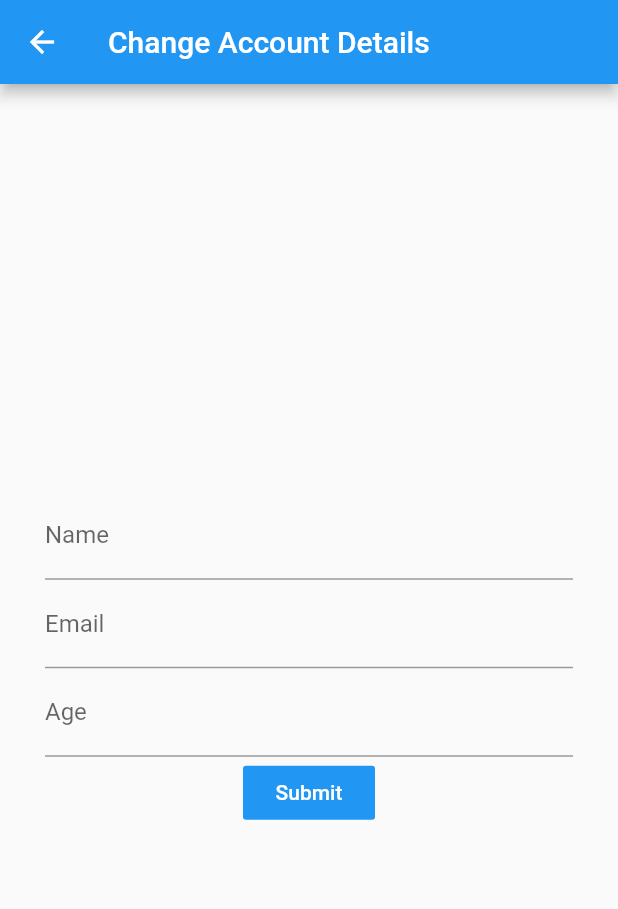
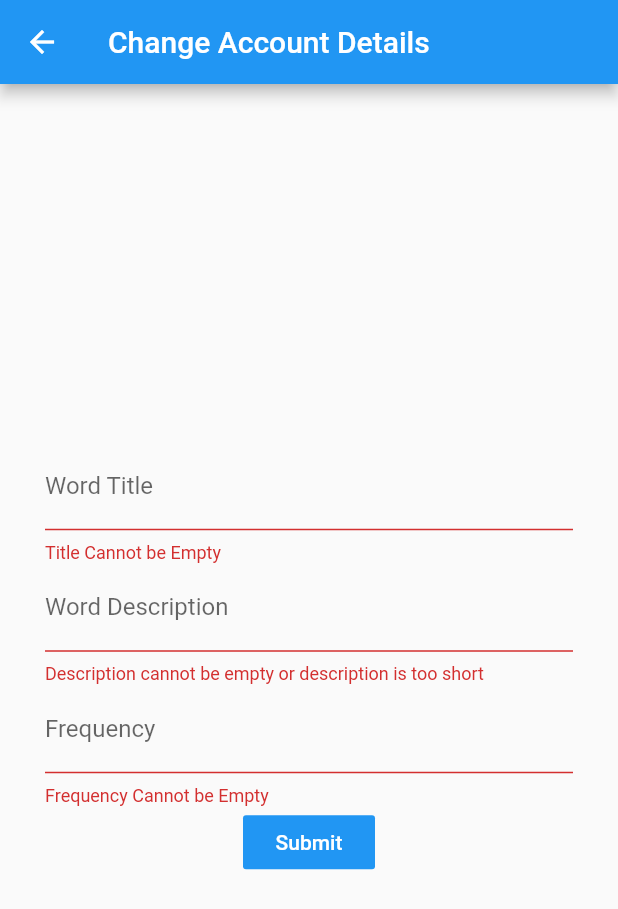
Before and after one commit to KingsleyUsoroeno/Flutter-and-local-Storage, a Flutter app: the SettingsScreen screen opened by its route, after a tap on "Submit", on a phone screen of 412 x 824 dp. Shown: the top 909 px of the screen. Run offline on Flutter 3.47's test engine with Material 2 defaults, Android fonts, the phone set to English and light mode, and no system bars; our stand-ins replace shared_preferences, sqflite; accounts and stored records are empty.

Commit message:
Added impl to add words to db and show on ListView

```diff
--- a/lib/src/db/database_helpers.dart
+++ b/lib/src/db/database_helpers.dart
@@ -1,5 +1,6 @@
 import 'dart:io';
 
+import 'package:flutter/material.dart';
 import 'package:flutter_state_management/src/models/word.dart';
 import 'package:flutter_state_management/src/utils/constants.dart';
 import 'package:path/path.dart';
@@ -7,7 +8,7 @@ import 'package:path_provider/path_provider.dart';
 import 'package:sqflite/sqflite.dart';
 
 // singleton class to manage the database
-class DatabaseHelper {
+class DatabaseHelper extends ChangeNotifier {
   // This is the actual database filename that is saved in the docs directory.
   static final _databaseName = "MyDatabase.db";
 
--- a/lib/src/screens/settings.dart
+++ b/lib/src/screens/settings.dart
@@ -1,12 +1,12 @@
 import 'package:flutter/material.dart';
-import 'package:flutter_state_management/data_repository.dart';
-import 'package:provider/provider.dart';
+import 'package:flutter_state_management/src/db/database_helpers.dart';
+import 'package:flutter_state_management/src/models/word.dart';
 
 class SettingsScreen extends StatelessWidget {
   static const String id = "SettingsScreen";
 
   final formKey = GlobalKey<FormState>();
-  final Map<String, dynamic> data = {"name": "", "email": "", "age": 0};
+  final Map<String, dynamic> formData = {"word": "", "description": "", "frequency": 0};
 
   @override
   Widget build(BuildContext context) {
@@ -19,6 +19,7 @@ class SettingsScreen extends StatelessWidget {
           padding: EdgeInsets.symmetric(vertical: 20, horizontal: 30),
           child: Form(
             key: formKey,
+            child: SingleChildScrollView(
               child: Column(
                 mainAxisAlignment:
                 MainAxisAlignment.center, // centers our column vertically
@@ -26,24 +27,31 @@ class SettingsScreen extends StatelessWidget {
                 CrossAxisAlignment.center, // centers our column horizontally
                 children: <Widget>[
                   TextFormField(
-                  decoration: InputDecoration(labelText: 'Name'),
-                  onSaved: (input) => data['name'] = input,
+                    decoration: InputDecoration(labelText: 'Word Title'),
+                    onSaved: (input) => formData['word'] = input,
+                    validator: (String title){
+                      return title.isEmpty ? "Title Cannot be Empty" : null;
+                    },
                   ),
                   TextFormField(
-                  decoration: InputDecoration(labelText: 'Email'),
-                  onSaved: (input) => data['email'] = input,
-                  keyboardType: TextInputType.emailAddress,
+                    decoration: InputDecoration(labelText: 'Word Description'),
+                    onSaved: (input) => formData['description'] = input,
+                    keyboardType: TextInputType.text,
+                    validator: (String description){
+                      return description.isEmpty || description.length < 10 ? "Description cannot be empty or description is too short" : null;
+                    },
                   ),
                   TextFormField(
-                  decoration: InputDecoration(labelText: 'Age'),
-                  onSaved: (input) => data['age'] = int.parse(input),
+                    decoration: InputDecoration(labelText: 'Frequency'),
+                    onSaved: (input) => formData['frequency'] = int.parse(input),
                     keyboardType: TextInputType.number,
+                    validator: (String frequency){
+                      return frequency.isEmpty ? "Frequency Cannot be Empty" : null;
+                    },
                   ),
                   FlatButton(
                     onPressed: () {
-                    formKey.currentState.save();
-                    Provider.of<DataRepository>(context).updateAccount(data);
-                    formKey.currentState.reset();
+                      saveWord();
                     },
                     child: Text('Submit'),
                     color: Colors.blue,
@@ -51,9 +59,34 @@ class SettingsScreen extends StatelessWidget {
                   )
                 ],
               ),
+            )
           ),
         ),
       ),
     );
   }
+
+  saveWord() {
+    print('Saving Word!!!');
+    if(formKey.currentState.validate()){
+      // validating input
+      formKey.currentState.save();
+      String title = formData['word'];
+      String description = formData['description'];
+      int frequency = formData['frequency'];
+      Word word = Word();
+      word.word = title;
+      word.description = description;
+      word.frequency = frequency;
+      saveWordToDB(word);
     }
+  }
+
+  saveWordToDB(Word word) async {
+    print("Saving Word to Db");
+    DatabaseHelper helper = DatabaseHelper.instance;
+    int rowId = await helper.insertWord(word);
+    print("inserted row id is $rowId");
+    print("word inserted successfully");
+  }
+}
```
Also changed, not shown: lib/src/screens/account.dart (+24 -46 lines), lib/src/word_list.dart (added, +33 -0 lines). Lines whose indentation alone changed are shown as unchanged.
